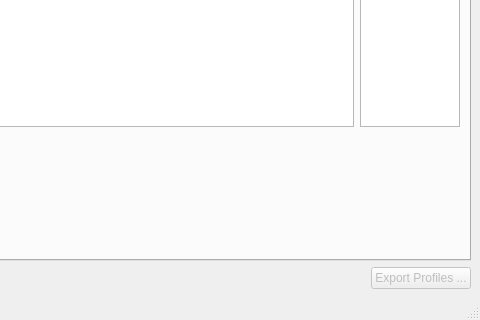
Before: the Qt Designer form notebooks/ui/ui_profile.ui in neutronimaging/python_notebooks, drawn with Qt 5; both pictures show x 885 to 1365 and y 491 to 811 of the 1365 by 811 pixel window.
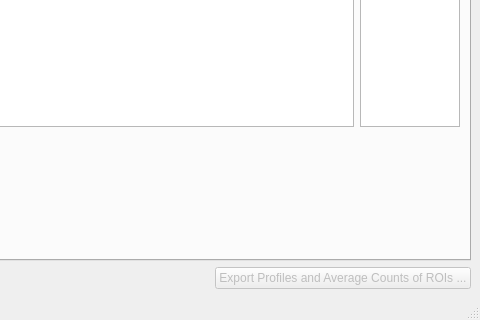
After: the same form once the commit is applied.

Commit message: Updated label of profile button

Patch:
```diff
--- a/notebooks/ui/ui_profile.ui
+++ b/notebooks/ui/ui_profile.ui
@@ -680,7 +680,7 @@
          <bool>false</bool>
         </property>
         <property name="text">
-         <string>Export Profiles ...</string>
+         <string>Export Profiles and Average Counts of ROIs ...</string>
         </property>
        </widget>
       </item>
```
